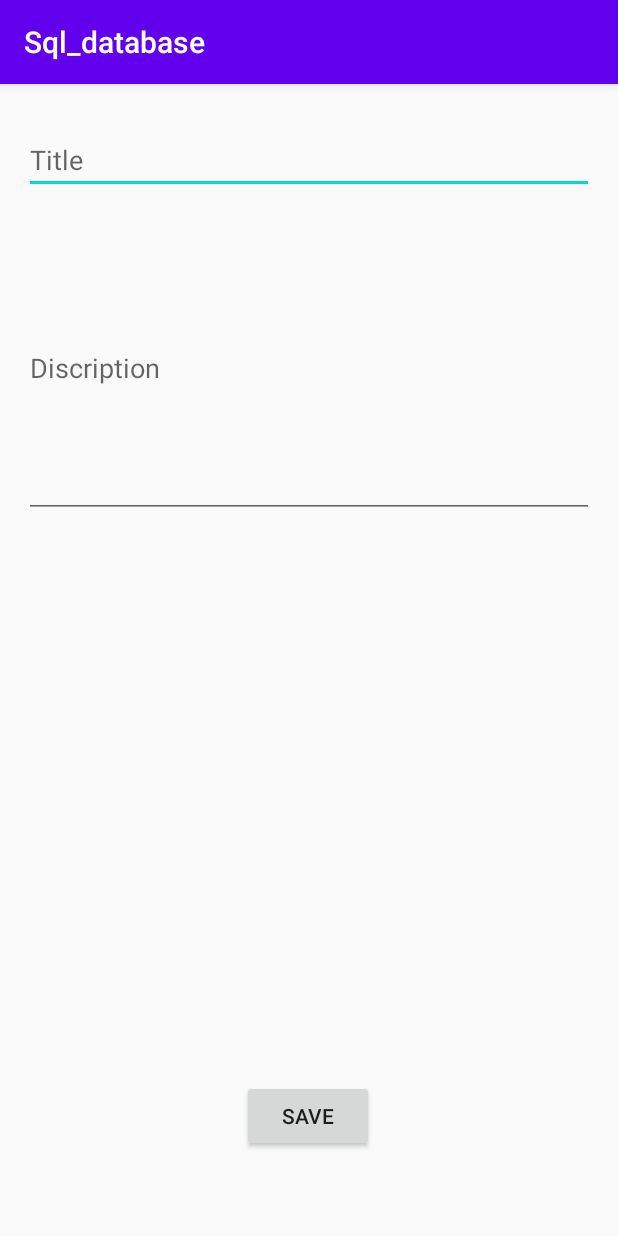
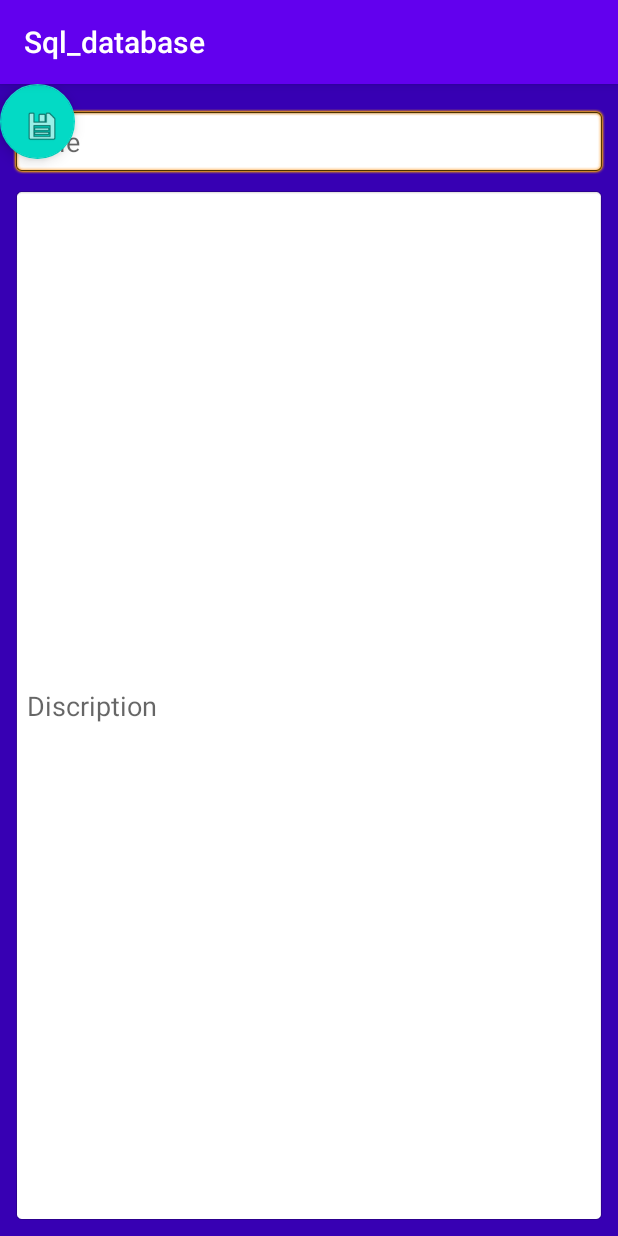
Before and after one commit to MadMakZa/Sql_database, an Android app: the screen it shows after launch (MainActivity), on a phone screen of 412 x 824 dp. Run offline under Robolectric (Android 15) with nearby library versions, the phone set to English and light mode, and no system bars; 1 statement that could not run was skipped.

```diff
--- a/app/build.gradle
+++ b/app/build.gradle
@@ -26,6 +26,7 @@ dependencies {
     implementation fileTree(dir: "libs", include: ["*.jar"])
     implementation 'androidx.appcompat:appcompat:1.2.0'
     implementation 'androidx.constraintlayout:constraintlayout:2.0.4'
+    implementation 'com.google.android.material:material:1.2.1'
     testImplementation 'junit:junit:4.12'
     androidTestImplementation 'androidx.test.ext:junit:1.1.2'
     androidTestImplementation 'androidx.test.espresso:espresso-core:3.3.0'
--- /dev/null
+++ b/app/src/main/res/drawable-anydpi/ic_save.xml
@@ -0,0 +1,11 @@
+<vector xmlns:android="http://schemas.android.com/apk/res/android"
+    android:width="24dp"
+    android:height="24dp"
+    android:viewportWidth="24"
+    android:viewportHeight="24"
+    android:tint="#FFFFFF"
+    android:alpha="0.8">
+  <path
+      android:fillColor="@android:color/white"
+      android:pathData="M19,12v7L5,19v-7L3,12v7c0,1.1 0.9,2 2,2h14c1.1,0 2,-0.9 2,-2v-7h-2zM13,12.67l2.59,-2.58L17,11.5l-5,5 -5,-5 1.41,-1.41L11,12.67L11,3h2z"/>
+</vector>
--- a/app/src/main/res/layout/activity_main.xml
+++ b/app/src/main/res/layout/activity_main.xml
@@ -4,46 +4,23 @@
     xmlns:tools="http://schemas.android.com/tools"
     android:layout_width="match_parent"
     android:layout_height="match_parent"
+    android:background="@color/colorPrimaryDark"
     tools:context=".MainActivity">
-
-    <TextView
-        android:id="@+id/tvTest"
-        android:layout_width="0dp"
-        android:layout_height="0dp"
-        android:layout_marginTop="16dp"
-        android:layout_marginBottom="16dp"
-        app:layout_constraintBottom_toTopOf="@+id/button"
-        app:layout_constraintEnd_toEndOf="@+id/edDisc"
-        app:layout_constraintHorizontal_bias="1.0"
-        app:layout_constraintLeft_toLeftOf="parent"
-        app:layout_constraintRight_toRightOf="parent"
-        app:layout_constraintStart_toStartOf="@+id/edDisc"
-        app:layout_constraintTop_toBottomOf="@+id/edDisc" />
-
-    <Button
-        android:id="@+id/button"
-        android:layout_width="wrap_content"
-        android:layout_height="wrap_content"
-        android:layout_marginBottom="56dp"
-        android:onClick="onClickSave"
-        android:text="Save"
-        app:layout_constraintBottom_toBottomOf="parent"
-        app:layout_constraintEnd_toEndOf="parent"
-        app:layout_constraintHorizontal_bias="0.498"
-        app:layout_constraintStart_toStartOf="parent" />
 
     <EditText
         android:id="@+id/edTitle"
         android:layout_width="0dp"
         android:layout_height="wrap_content"
-        android:layout_marginStart="16dp"
-        android:layout_marginLeft="16dp"
-        android:layout_marginTop="28dp"
-        android:layout_marginEnd="16dp"
-        android:layout_marginRight="16dp"
+        android:layout_marginStart="8dp"
+        android:layout_marginLeft="8dp"
+        android:layout_marginTop="16dp"
+        android:layout_marginEnd="8dp"
+        android:layout_marginRight="8dp"
+        android:background="@android:drawable/editbox_background"
         android:ems="10"
         android:hint="Title"
         android:inputType="textPersonName"
+        android:padding="10dp"
         app:layout_constraintEnd_toEndOf="parent"
         app:layout_constraintHorizontal_bias="0.497"
         app:layout_constraintStart_toStartOf="parent"
@@ -52,14 +29,28 @@
     <EditText
         android:id="@+id/edDisc"
         android:layout_width="0dp"
-        android:layout_height="200dp"
-        android:layout_marginTop="16dp"
+        android:layout_height="0dp"
+        android:layout_marginTop="8dp"
+        android:layout_marginBottom="8dp"
+        android:background="@android:drawable/editbox_background"
         android:ems="10"
         android:hint="Discription"
         android:inputType="textPersonName"
+        android:padding="10dp"
+        app:layout_constraintBottom_toBottomOf="parent"
         app:layout_constraintEnd_toEndOf="@+id/edTitle"
         app:layout_constraintHorizontal_bias="0.0"
         app:layout_constraintStart_toStartOf="@+id/edTitle"
-        app:layout_constraintTop_toBottomOf="@+id/edTitle" />
+        app:layout_constraintTop_toBottomOf="@+id/edTitle"
+        app:layout_constraintVertical_bias="1.0" />
+
+    <com.google.android.material.floatingactionbutton.FloatingActionButton
+        android:id="@+id/floatingActionButton"
+        android:layout_width="59dp"
+        android:layout_height="50dp"
+        android:clickable="true"
+        app:srcCompat="@android:drawable/ic_menu_save"
+        tools:layout_editor_absoluteX="325dp"
+        tools:layout_editor_absoluteY="619dp" />
 
 </androidx.constraintlayout.widget.ConstraintLayout>
```
Also changed, not shown: app/src/main/res/drawable-hdpi/ic_save.png (added), app/src/main/res/drawable-mdpi/ic_save.png (added), app/src/main/res/drawable-xhdpi/ic_save.png (added), app/src/main/res/drawable-xxhdpi/ic_save.png (added).
